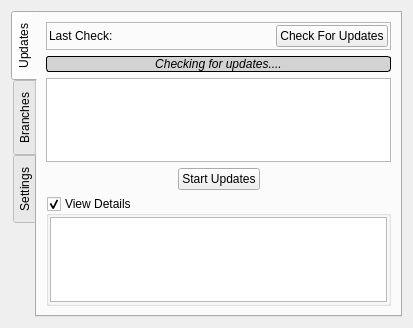
The window that src-qt5/gui_client/pages/page_updates.ui (trueos/sysadm-ui-qt) describes before a commit, drawn with Qt 5.
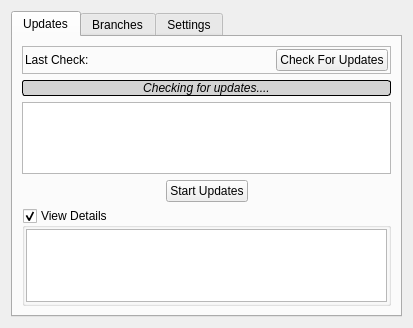
The same window after the commit. Icons and pictures are not drawn.

Commit message: Due to the loud voices of users who don't understand the concepts of UI design or interface balancing.... move all the left-aligned tabs to the top instead.

Patch:
```diff
--- a/src-qt5/gui_client/pages/page_updates.ui
+++ b/src-qt5/gui_client/pages/page_updates.ui
@@ -17,7 +17,7 @@
    <item>
     <widget class="QTabWidget" name="tabWidget">
      <property name="tabPosition">
-      <enum>QTabWidget::West</enum>
+      <enum>QTabWidget::North</enum>
      </property>
      <property name="currentIndex">
       <number>0</number>
```
The commit also changes 1 other file.
